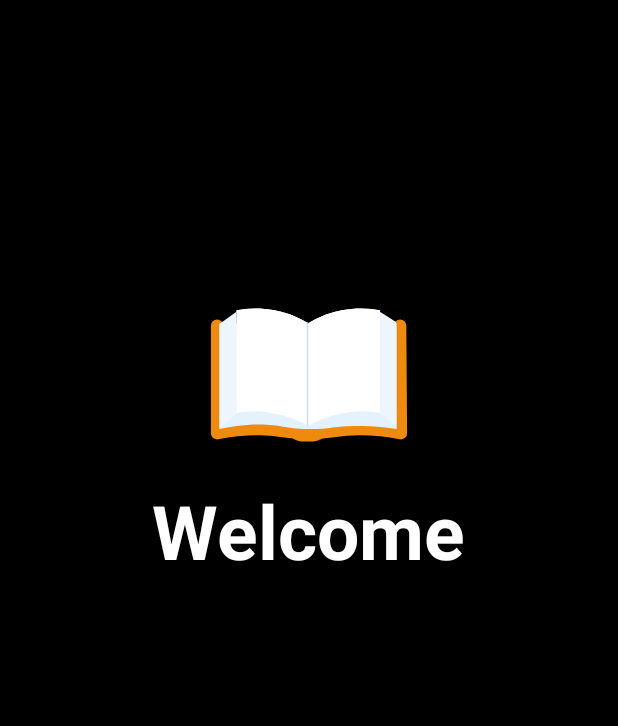
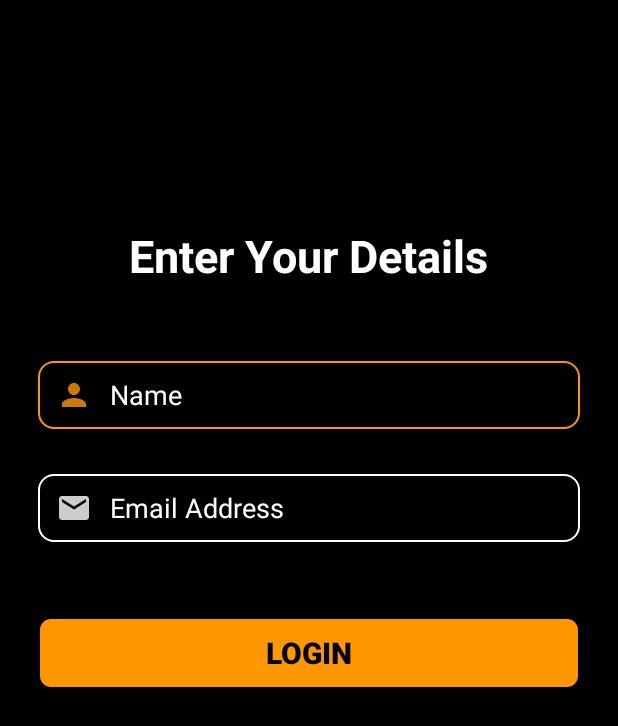
Before and after one commit to Pratishtha123/BookHub, an Android app: the screen it shows after launch (Splash_Activity before the commit, WelcomeActivity after it), on a phone screen of 412 x 824 dp. Shown: the top 726 px of the screen. Run offline under Robolectric (Android 15) with nearby library versions, the phone set to English and light mode, and no system bars; 2 statements that could not run were skipped.

Commit message:
login activity created

```diff
--- /dev/null
+++ b/app/src/main/java/com/paru/bookapp/activity/WelcomeActivity.kt
@@ -0,0 +1,64 @@
+package com.paru.bookapp.activity
+
+import android.content.Context
+import android.content.Intent
+import android.content.SharedPreferences
+import androidx.appcompat.app.AppCompatActivity
+import android.os.Bundle
+import android.widget.Button
+import android.widget.EditText
+import android.widget.Toast
+import com.paru.bookapp.R
+
+
+lateinit var etName:EditText
+lateinit var etEmail:EditText
+lateinit var btnLogin:Button
+lateinit var sharedpreferences: SharedPreferences
+
+var emailPattern = "[a-zA-Z0-9._-]+@[a-z]+\\.+[a-z]+"
+
+class WelcomeActivity : AppCompatActivity() {
+
+    override fun onCreate(savedInstanceState: Bundle?) {
+        super.onCreate(savedInstanceState)
+
+        val isLoggedIn= sharedpreferences.getBoolean("isLoggedIn",false)
+
+        if (isLoggedIn)
+        {
+            val intent=Intent(this@WelcomeActivity,MainActivity::class.java)
+            startActivity(intent)
+        }
+        else
+        {
+            setContentView(R.layout.activity_welcome)
+        }
+
+        etName=findViewById(R.id.etName)
+        etEmail=findViewById(R.id.etEmail)
+        btnLogin=findViewById(R.id.btnLogin)
+        sharedpreferences = getSharedPreferences(getString(R.string.preference_file_name), Context.MODE_PRIVATE)
+
+        val name= etName.text.toString()
+        val email= etEmail.text.toString()
+        if(name=="")
+        {
+            Toast.makeText(this@WelcomeActivity,"Please enter Name", Toast.LENGTH_SHORT).show()
+        }
+        else if(email=="")
+        {
+            Toast.makeText(this@WelcomeActivity,"Please enter Email address", Toast.LENGTH_SHORT).show()
+        }
+        else if(!etEmail.text.toString().trim().matches(emailPattern.toRegex()))
+            Toast.makeText(this@WelcomeActivity,"Enter a valid Email Id",Toast.LENGTH_LONG).show()
+        else
+        {
+            sharedpreferences.edit().putString("Name",name).apply()
+            sharedpreferences.edit().putString("Email",email).apply()
+            sharedpreferences.edit().putBoolean("isLoggedIn",true).apply()
+            val intent=Intent(this@WelcomeActivity,MainActivity::class.java)
+            startActivity(intent)
+        }
+    }
+}
--- a/app/src/main/java/com/paru/bookapp/fragment/DashboardFragment.kt
+++ b/app/src/main/java/com/paru/bookapp/fragment/DashboardFragment.kt
@@ -2,14 +2,12 @@ package com.paru.bookapp.fragment
 
 import android.app.Activity
 import android.app.AlertDialog
-import android.app.DownloadManager
 import android.content.Context
 import android.content.Intent
 import android.os.Bundle
 import android.provider.Settings
 import android.view.*
 import androidx.fragment.app.Fragment
-import android.widget.Button
 import android.widget.ProgressBar
 import android.widget.RelativeLayout
 import android.widget.Toast
@@ -36,6 +34,7 @@ class DashboardFargment : Fragment() {
     lateinit var recyclerAdapter:DashboardRecyclerAdapter
     lateinit var progressLayout:RelativeLayout
     lateinit var progressBar:ProgressBar
+
 
     var ratingComparator= Comparator<Book>{book1,book2->
         if(book1.bookRating.compareTo(book2.bookRating,true)==0)
```
